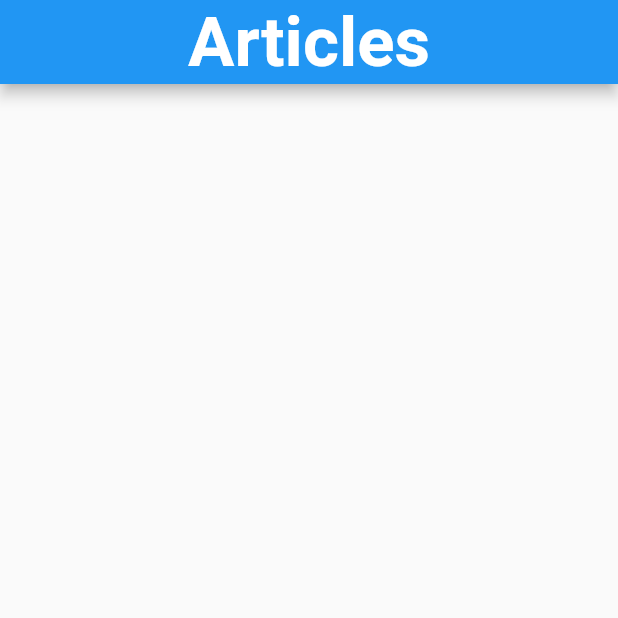
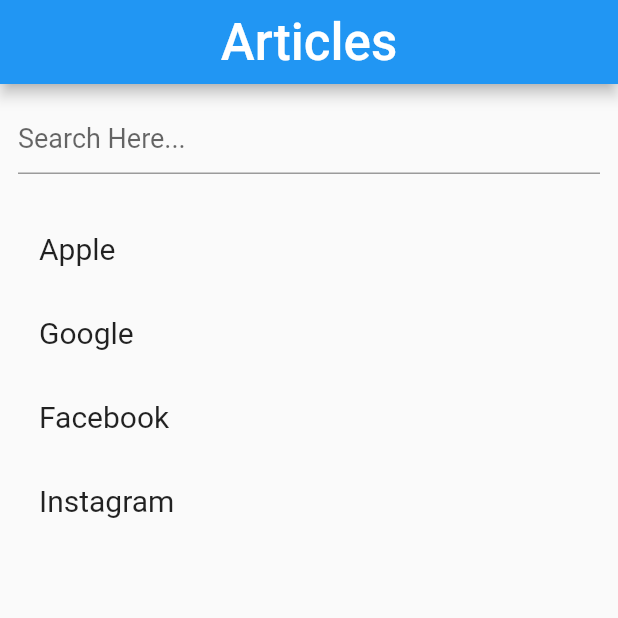
Before and after one commit to paarth-birla/Mental-Health-Chatbot, a Flutter app: the Articles screen opened directly, on a phone screen of 412 x 824 dp, the top half of it. Run offline on Flutter 3.47's test engine with Material 2 defaults, Android fonts, the phone set to English and light mode, and no system bars; our stand-ins replace google_fonts, simple_gradient_text; missing offline and left inert: flutter_launch; accounts and stored records are empty; Roboto replaces fonts that are missing (Andada, Scheherazade).

Commit message:
completed ui

```diff
--- a/lib/pages/articles.dart
+++ b/lib/pages/articles.dart
@@ -1,5 +1,9 @@
+// ignore_for_file: import_of_legacy_library_into_null_safe
+
+import 'dart:ui';
 import 'package:flutter/material.dart';
 import 'package:google_fonts/google_fonts.dart';
+import 'package:url_launcher/url_launcher.dart';
 
 class Articles extends StatefulWidget {
   const Articles({Key? key}) : super(key: key);
@@ -9,18 +13,92 @@
 }
 
 class _ArticlesState extends State<Articles> {
+  TextEditingController _textController = TextEditingController();
+
+  static List<String> mainDataList = [
+    "Apple",
+    "Google",
+    "Facebook",
+    "Instagram",
+  ];
+
+  static Map links = {
+    "Apple": "https://www.apple.com/in/",
+    "Google": "https://www.google.co.in/",
+    "Facebook": "https://www.facebook.com/",
+    "Instagram": "https://www.instagram.com/",
+  };
+
+  // Copy Main List into New List.
+  List<String> newDataList = List.from(mainDataList);
+
+  onItemChanged(String value) {
+    setState(() {
+      newDataList = mainDataList
+          .where((string) => string.toLowerCase().contains(value.toLowerCase()))
+          .toList();
+    });
+  }
+
+  openUrl(String data) async {
+    if (await canLaunch(links[data])) {
+      await launch(links[data]);
+    } else {
+      throw 'Could not launch url';
+    }
+  }
+
   @override
   Widget build(BuildContext context) {
     return Scaffold(
+      extendBody: true,
       // App bar of the page
       appBar: AppBar(
         centerTitle: true,
         backgroundColor: Colors.blue,
         title: Text(
           'Articles',
-          style: GoogleFonts.scheherazade(
-              fontSize: 46.0, fontWeight: FontWeight.w600),
+          style: GoogleFonts.andada(
+            fontSize: 34.0,
+            fontWeight: FontWeight.w500,
+          ),
         ),
+      ),
+
+      body: Column(
+        children: [
+          Padding(
+            padding: const EdgeInsets.all(12.0),
+            child: TextField(
+              controller: _textController,
+              decoration: InputDecoration(
+                hintText: 'Search Here...',
+                hintStyle: GoogleFonts.andada(
+                  fontSize: 18.0,
+                  fontWeight: FontWeight.w400,
+                ),
+              ),
+              onChanged: onItemChanged,
+            ),
+          ),
+          Expanded(
+            child: ListView(
+              padding: EdgeInsets.all(10.0),
+              children: newDataList.map((data) {
+                return ListTile(
+                  title: Text(
+                    data,
+                    style: GoogleFonts.andada(
+                      fontSize: 20.0,
+                      fontWeight: FontWeight.w400,
+                    ),
+                  ),
+                  onTap: () => openUrl(data),
+                );
+              }).toList(),
+            ),
+          ),
+        ],
       ),
     );
   }
--- a/lib/pages/welcome.dart
+++ b/lib/pages/welcome.dart
@@ -102,7 +102,7 @@
     return RichText(
       textAlign: TextAlign.center,
       text: TextSpan(
-          text: 'd',
+          text: 'Min',
           style: GoogleFonts.portLligatSans(
             textStyle: Theme.of(context).textTheme.headline1,
             fontSize: 50,
@@ -111,11 +111,11 @@
           ),
           children: [
             TextSpan(
-              text: 'ev',
+              text: 'dD',
               style: TextStyle(color: Colors.black, fontSize: 50),
             ),
             TextSpan(
-              text: 'rnz',
+              text: 'oc',
               style: TextStyle(color: Colors.white, fontSize: 50),
             ),
           ]),
```
Also changed, not shown: lib/pages/dashboard.dart (+86 -7 lines), lib/pages/login.dart (+11 -11 lines), lib/pages/questions_trail_ui.dart (deleted, +0 -249 lines), lib/pages/signup.dart (+8 -7 lines), lib/widgets/pop_up.dart (+6 -6 lines), pubspec.yaml (+6 -2 lines), assets/bg.jpg (added), assets/icon.png (added), lib/pages/settings.dart (line endings or trailing spaces), pubspec.lock, 2 other files.
